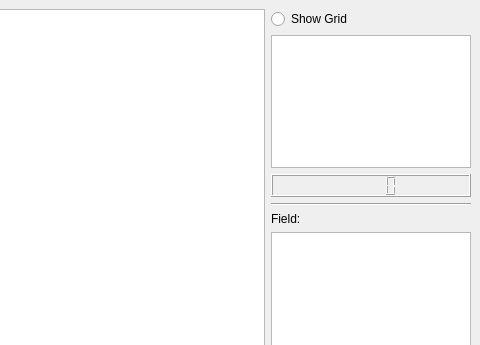
Before: the Qt Designer form Hexagon/mainwindow.ui in holgerbuening/Hexagon, drawn with Qt 5; both pictures show x 720 to 1200 and y 0 to 345 of the 1200 by 800 pixel window.
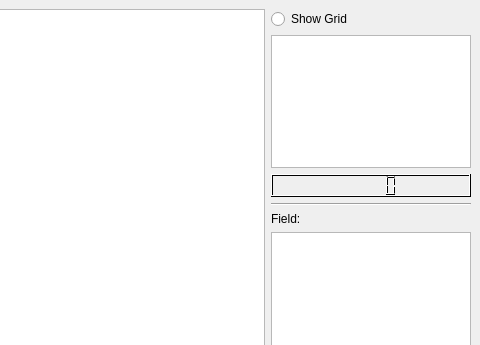
After: the same form once the commit is applied. Custom widgets are drawn as their Qt base class.

Patch:
```diff
--- a/Hexagon/mainwindow.ui
+++ b/Hexagon/mainwindow.ui
@@ -97,7 +97,87 @@
        </widget>
       </item>
       <item>
-       <widget class="QLCDNumber" name="lcdNumber"/>
+       <widget class="QLCDNumber" name="lcdNumber">
+        <property name="palette">
+         <palette>
+          <active>
+           <colorrole role="Dark">
+            <brush brushstyle="SolidPattern">
+             <color alpha="255">
+              <red>0</red>
+              <green>0</green>
+              <blue>0</blue>
+             </color>
+            </brush>
+           </colorrole>
+          </active>
+          <inactive>
+           <colorrole role="Dark">
+            <brush brushstyle="SolidPattern">
+             <color alpha="255">
+              <red>0</red>
+              <green>0</green>
+              <blue>0</blue>
+             </color>
+            </brush>
+           </colorrole>
+          </inactive>
+          <disabled>
+           <colorrole role="WindowText">
+            <brush brushstyle="SolidPattern">
+             <color alpha="255">
+              <red>0</red>
+              <green>0</green>
+              <blue>0</blue>
+             </color>
+            </brush>
+           </colorrole>
+           <colorrole role="Dark">
+            <brush brushstyle="SolidPattern">
+             <color alpha="255">
+              <red>0</red>
+              <green>0</green>
+              <blue>0</blue>
+             </color>
+            </brush>
+           </colorrole>
+           <colorrole role="Text">
+            <brush brushstyle="SolidPattern">
+             <color alpha="255">
+              <red>0</red>
+              <green>0</green>
+              <blue>0</blue>
+             </color>
+            </brush>
+           </colorrole>
+           <colorrole role="ButtonText">
+            <brush brushstyle="SolidPattern">
+             <color alpha="255">
+              <red>0</red>
+              <green>0</green>
+              <blue>0</blue>
+             </color>
+            </brush>
+           </colorrole>
+          </disabled>
+         </palette>
+        </property>
+        <property name="font">
+         <font>
+          <pointsize>20</pointsize>
+          <fontweight>DemiBold</fontweight>
+         </font>
+        </property>
+        <property name="toolTip">
+         <string>Players balance</string>
+        </property>
+        <property name="statusTip">
+         <string>Players balance</string>
+        </property>
+        <property name="whatsThis">
+         <string>&lt;html&gt;&lt;head/&gt;&lt;body&gt;&lt;p&gt;Players banlance&lt;/p&gt;&lt;/body&gt;&lt;/html&gt;</string>
+        </property>
+       </widget>
       </item>
       <item>
        <spacer name="verticalSpacer">
```
Left out of the diff: 22 changed lines with no effect on the pictures.
